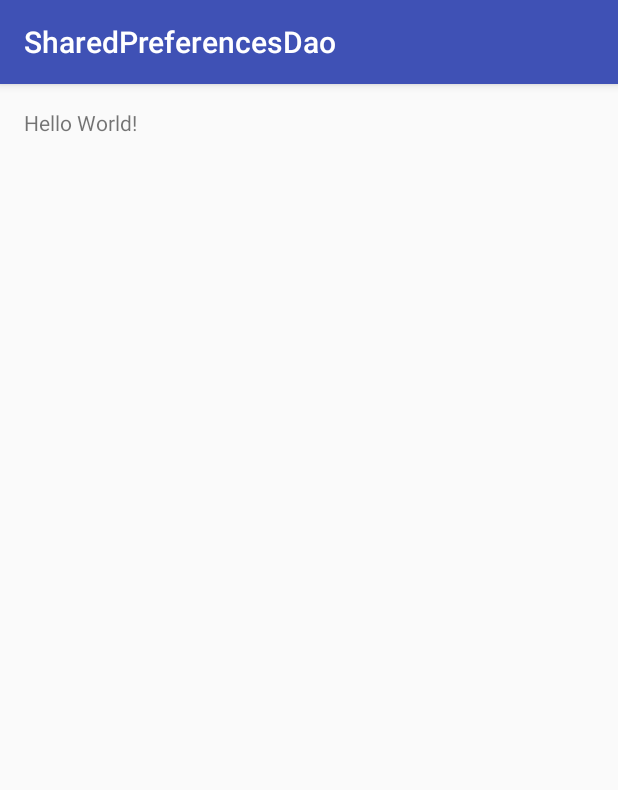
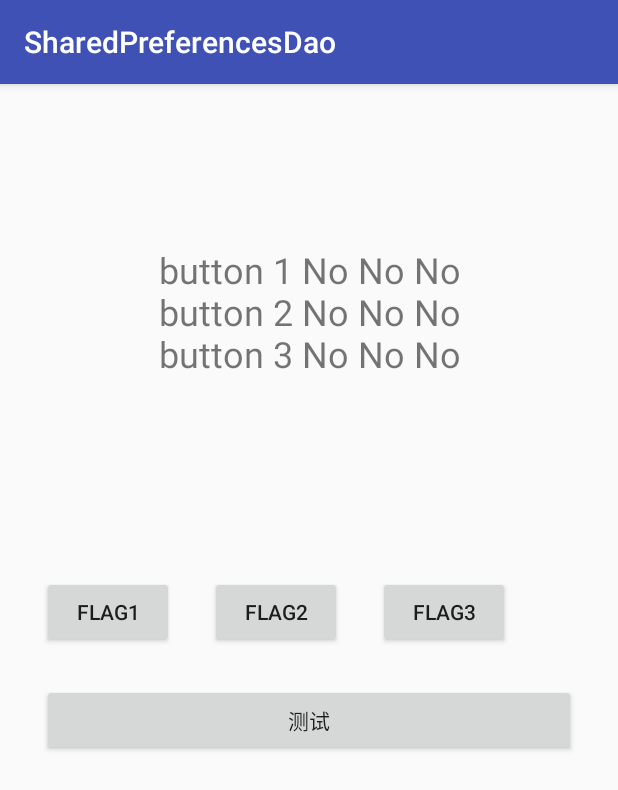
Before and after one commit to didikee/SharedPreferencesDao, an Android app: the screen it shows after launch (MainActivity), on a phone screen of 412 x 824 dp. Shown: the top 790 px of the screen. Run offline under Robolectric (Android 15) with nearby library versions, the phone set to English and light mode, and no system bars.

Commit message:
初步完成get put 方法

```diff
--- a/example/build.gradle
+++ b/example/build.gradle
@@ -20,10 +20,11 @@ android {
 }
 
 dependencies {
-    compile fileTree(dir: 'libs', include: ['*.jar'])
+    compile fileTree(include: ['*.jar'], dir: 'libs')
     androidTestCompile('com.android.support.test.espresso:espresso-core:2.2.2', {
         exclude group: 'com.android.support', module: 'support-annotations'
     })
     compile 'com.android.support:appcompat-v7:25.0.1'
     testCompile 'junit:junit:4.12'
+    compile project(':spdaolib')
 }
--- a/example/src/main/java/com/didikee/sharedpreferencesdao/MainActivity.java
+++ b/example/src/main/java/com/didikee/sharedpreferencesdao/MainActivity.java
@@ -2,12 +2,79 @@ package com.didikee.sharedpreferencesdao;
 
 import android.support.v7.app.AppCompatActivity;
 import android.os.Bundle;
+import android.view.View;
+import android.widget.Button;
+import android.widget.TextView;
+import android.widget.Toast;
 
-public class MainActivity extends AppCompatActivity {
+import com.didikee.spdaolib.SPDao;
+import com.didikee.spdaolib.utils.SPDaoChecker;
+
+public class MainActivity extends AppCompatActivity implements View.OnClickListener {
+
+    private TextView tv_name;
+    private SPDao spDao;
 
     @Override
     protected void onCreate(Bundle savedInstanceState) {
         super.onCreate(savedInstanceState);
         setContentView(R.layout.activity_main);
+        spDao = new SPDao(this);
+        tv_name = (TextView) findViewById(R.id.tv_name);
+
+        ((Button) findViewById(R.id.bt_1)).setOnClickListener(this);
+        ((Button) findViewById(R.id.bt_2)).setOnClickListener(this);
+        ((Button) findViewById(R.id.bt_3)).setOnClickListener(this);
+        ((Button) findViewById(R.id.bt_4)).setOnClickListener(this);
+
+        char value1 = spDao.getValue(MySPKey.FLAG_1);
+        char value2 = spDao.getValue(MySPKey.FLAG_2);
+        char value3 = spDao.getValue(MySPKey.FLAG_3);
+
+        String show="";
+        if (value1 == MySPValue.TRUE){
+            show+="button 1 Yes Yes"+"\n";
+        }else {
+            show+="button 1 No No No"+"\n";
+        }
+
+        if (value2 == MySPValue.TRUE){
+            show+="button 2 Yes Yes"+"\n";
+        }else {
+            show+="button 2 No No No"+"\n";
+        }
+
+        if (value3 == MySPValue.TRUE){
+            show+="button 3 Yes Yes"+"\n";
+        }else {
+            show+="button 3 No No No"+"\n";
+        }
+
+        tv_name.setText(show);
+
+
+    }
+
+    @Override
+    public void onClick(View view) {
+        switch (view.getId()){
+            case R.id.bt_1:
+                spDao.putValue(MySPKey.FLAG_1,MySPValue.TRUE);
+                break;
+            case R.id.bt_2:
+                spDao.putValue(MySPKey.FLAG_2,MySPValue.TRUE);
+                break;
+            case R.id.bt_3:
+                spDao.putValue(MySPKey.FLAG_3,MySPValue.TRUE);
+                break;
+            case R.id.bt_4:
+                boolean check = SPDaoChecker.check(MySPKey.class);
+                if (check){
+                    Toast.makeText(this, "没有重复", Toast.LENGTH_SHORT).show();
+                }else {
+                    Toast.makeText(this, "重复!!!", Toast.LENGTH_SHORT).show();
+                }
+                break;
+        }
     }
 }
--- a/example/src/main/res/layout/activity_main.xml
+++ b/example/src/main/res/layout/activity_main.xml
@@ -1,5 +1,5 @@
 <?xml version="1.0" encoding="utf-8"?>
-<RelativeLayout
+<LinearLayout
     android:id="@+id/activity_main"
     xmlns:android="http://schemas.android.com/apk/res/android"
     xmlns:tools="http://schemas.android.com/tools"
@@ -9,10 +9,49 @@
     android:paddingLeft="@dimen/activity_horizontal_margin"
     android:paddingRight="@dimen/activity_horizontal_margin"
     android:paddingTop="@dimen/activity_vertical_margin"
+    android:orientation="vertical"
     tools:context="com.didikee.sharedpreferencesdao.MainActivity">
 
     <TextView
-        android:layout_width="wrap_content"
+        android:id="@+id/tv_name"
+        android:layout_width="match_parent"
+        android:layout_height="300dp"
+        android:gravity="center"
+        android:textSize="24sp"
+        android:text="Hello World!"/>
+    <LinearLayout
+        android:layout_width="match_parent"
         android:layout_height="wrap_content"
-        android:text="Hello World!"/>
-</RelativeLayout>
+        android:orientation="horizontal"
+        android:minHeight="48dp"
+        >
+        <Button
+            android:id="@+id/bt_1"
+            android:text="flag1"
+            android:layout_margin="12dp"
+            android:layout_width="wrap_content"
+            android:layout_height="wrap_content"/>
+
+        <Button
+            android:id="@+id/bt_2"
+            android:text="flag2"
+            android:layout_margin="12dp"
+            android:layout_width="wrap_content"
+            android:layout_height="wrap_content"/>
+
+        <Button
+            android:id="@+id/bt_3"
+            android:text="flag3"
+            android:layout_margin="12dp"
+            android:layout_width="wrap_content"
+            android:layout_height="wrap_content"/>
+
+    </LinearLayout>
+
+    <Button
+        android:id="@+id/bt_4"
+        android:text="测试"
+        android:layout_margin="12dp"
+        android:layout_width="match_parent"
+        android:layout_height="wrap_content"/>
+</LinearLayout>
--- a/spdaolib/src/main/java/com/didikee/spdaolib/bizs/SPValue.java
+++ b/spdaolib/src/main/java/com/didikee/spdaolib/bizs/SPValue.java
@@ -2,9 +2,11 @@ package com.didikee.spdaolib.bizs;
 
 /**
  * Created by didik on 2016/12/8.
+ *
+ * Value Must Be char!!!
  */
 
-public class SPValue {
+public abstract class SPValue {
     public static final char TRUE='1';
     public static final char FALSE='0';
     public static final char DEFAULT='-';
--- a/spdaolib/src/main/java/com/didikee/spdaolib/interf/ISPDao.java
+++ b/spdaolib/src/main/java/com/didikee/spdaolib/interf/ISPDao.java
@@ -6,5 +6,5 @@ package com.didikee.spdaolib.interf;
 
 public interface ISPDao {
     char getValue(int key);
-    boolean putValue(int key,char value);
+    void putValue(int key,char value);
 }
```
Also changed, not shown: example/src/main/java/com/didikee/sharedpreferencesdao/MySPKey.java (added, +14 -0 lines), example/src/main/java/com/didikee/sharedpreferencesdao/MySPValue.java (added, +13 -0 lines), spdaolib/src/main/java/com/didikee/spdaolib/SPDao.java (+30 -33 lines), spdaolib/src/main/java/com/didikee/spdaolib/bizs/SPDaoException.java (+0 -8 lines), spdaolib/src/main/java/com/didikee/spdaolib/bizs/SPIndexHandler.java (deleted, +0 -9 lines), spdaolib/src/main/java/com/didikee/spdaolib/bizs/SPKey.java (+2 -6 lines), spdaolib/src/main/java/com/didikee/spdaolib/utils/SPDaoChecker.java (added, +52 -0 lines).
